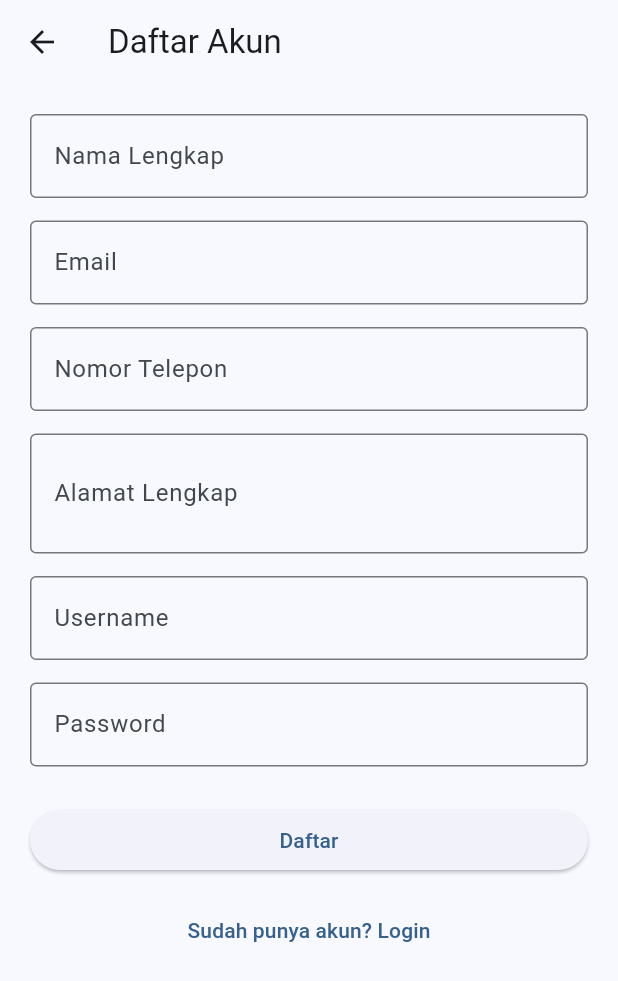
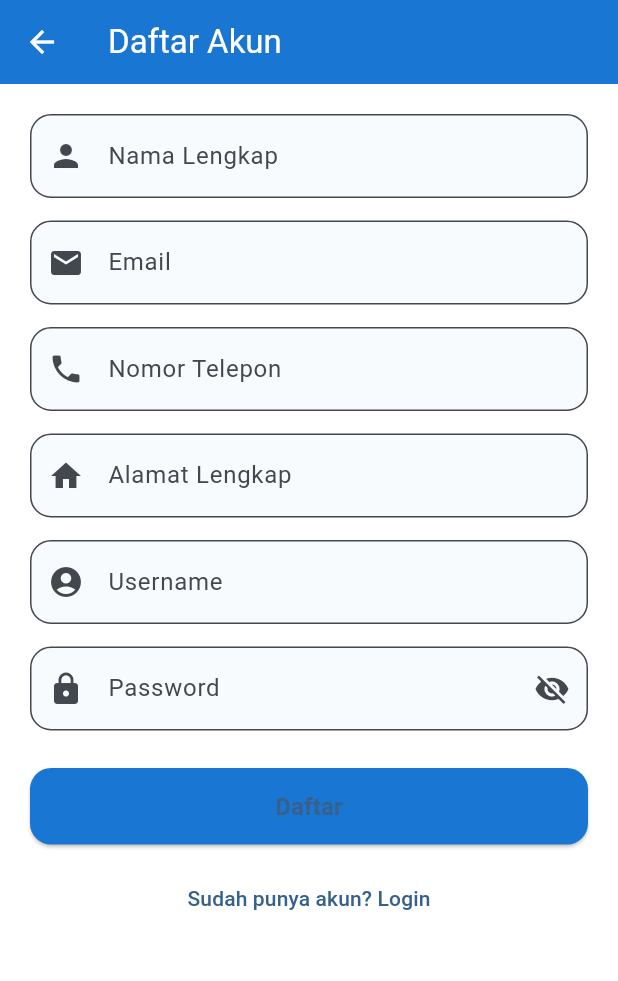
Before and after one commit to Sponscar/utspam_C4_IF-5B_0050., a Flutter app: the RegisterPage screen opened by its route, on a phone screen of 412 x 824 dp. Shown: the top 981 px of the screen. Run offline on Flutter 3.47's test engine with Material 3 defaults, Android fonts, the phone set to English and light mode, and no system bars; our stand-ins replace shared_preferences; accounts and stored records are empty.

Commit message:
Menyempurnakan halaman Register dengan icon

```diff
--- a/lib/pages/auth/register_page.dart
+++ b/lib/pages/auth/register_page.dart
@@ -4,6 +4,8 @@ import '../../../data/models/user_model.dart';
 import '../../../data/datasource/local_user.dart';
 import '../../../config/app_routes.dart';
 import '../../../utils/validators.dart';
+import '../../../widgets/custom_input.dart';
+import '../../../widgets/custom_button.dart';
 
 class RegisterPage extends StatefulWidget {
   const RegisterPage({super.key});
@@ -23,6 +25,7 @@ class _RegisterPageState extends State<RegisterPage> {
   final _passwordController = TextEditingController();
 
   bool _isLoading = false;
+  bool _obscurePassword = true;
 
   Future<void> _register() async {
     if (!_formKey.currentState!.validate()) return;
@@ -44,102 +47,105 @@ class _RegisterPageState extends State<RegisterPage> {
     setState(() => _isLoading = false);
 
     if (!mounted) return;
-    Navigator.pop(context); // kembali ke login page
+    Navigator.pop(context);
   }
 
   @override
   Widget build(BuildContext context) {
     return Scaffold(
+      backgroundColor: Colors.white,
+
       appBar: AppBar(
         title: const Text("Daftar Akun"),
+        backgroundColor: Colors.blue.shade700,
+        foregroundColor: Colors.white,
       ),
+
       body: SingleChildScrollView(
         padding: const EdgeInsets.all(20),
         child: Form(
           key: _formKey,
           child: Column(
             children: [
-
-              // NAMA LENGKAP
-              TextFormField(
+              CustomInput(
                 controller: _namaController,
-                decoration: const InputDecoration(
-                  labelText: "Nama Lengkap",
-                  border: OutlineInputBorder(),
-                ),
+                label: "Nama Lengkap",
+                icon: Icons.person,
                 validator: Validators.validateName,
               ),
               const SizedBox(height: 15),
 
-              // EMAIL
-              TextFormField(
+              CustomInput(
                 controller: _emailController,
-                decoration: const InputDecoration(
-                  labelText: "Email",
-                  border: OutlineInputBorder(),
-                ),
+                label: "Email",
+                icon: Icons.email,
                 validator: Validators.validateEmail,
               ),
               const SizedBox(height: 15),
 
-              // NOMOR TELEPON
+              // Nomor telepon pakai TextFormField biasa (karena perlu inputFormatters)
               TextFormField(
                 controller: _phoneController,
-                decoration: const InputDecoration(
-                  labelText: "Nomor Telepon",
-                  border: OutlineInputBorder(),
-                ),
                 keyboardType: TextInputType.number,
                 inputFormatters: [FilteringTextInputFormatter.digitsOnly],
                 validator: Validators.validatePhone,
+                decoration: InputDecoration(
+                  labelText: "Nomor Telepon",
+                  prefixIcon: const Icon(Icons.phone),
+                  filled: true,
+                  fillColor: Colors.blue.shade50.withOpacity(0.3),
+                  border: OutlineInputBorder(
+                    borderRadius: BorderRadius.circular(14),
+                  ),
+                ),
               ),
               const SizedBox(height: 15),
 
-              // ALAMAT
-              TextFormField(
+              CustomInput(
                 controller: _alamatController,
-                maxLines: 2,
-                decoration: const InputDecoration(
-                  labelText: "Alamat Lengkap",
-                  border: OutlineInputBorder(),
-                ),
+                label: "Alamat Lengkap",
+                icon: Icons.home,
                 validator: Validators.validateAlamat,
               ),
               const SizedBox(height: 15),
 
-              // USERNAME
-              TextFormField(
+              CustomInput(
                 controller: _usernameController,
-                decoration: const InputDecoration(
-                  labelText: "Username",
-                  border: OutlineInputBorder(),
-                ),
+                label: "Username",
+                icon: Icons.account_circle,
                 validator: Validators.validateUsername,
               ),
               const SizedBox(height: 15),
 
-              // PASSWORD
-              TextFormField(
+              // Password dengan toggle visibility
+              CustomInput(
                 controller: _passwordController,
-                decoration: const InputDecoration(
-                  labelText: "Password",
-                  border: OutlineInputBorder(),
+                label: "Password",
+                icon: Icons.lock,
+                obscureText: _obscurePassword,
+                validator: Validators.validatePassword,
+                suffixIcon: IconButton(
+                  icon: Icon(
+                    _obscurePassword
+                        ? Icons.visibility_off
+                        : Icons.visibility,
+                  ),
+                  onPressed: () {
+                    setState(() {
+                      _obscurePassword = !_obscurePassword;
+                    });
+                  },
                 ),
-                obscureText: true,
-                validator: Validators.validatePassword,
               ),
+
               const SizedBox(height: 25),
 
-              // TOMBOL DAFTAR
-              SizedBox(
-                width: double.infinity,
-                child: ElevatedButton(
-                  onPressed: _isLoading ? null : _register,
-                  child: _isLoading
-                      ? const CircularProgressIndicator(color: Colors.white)
-                      : const Text("Daftar"),
-                ),
+              CustomButton(
+                text: "Daftar",
+                loading: _isLoading,
+                onPressed: _register,
               ),
+
               const SizedBox(height: 12),
 
               TextButton(
```
